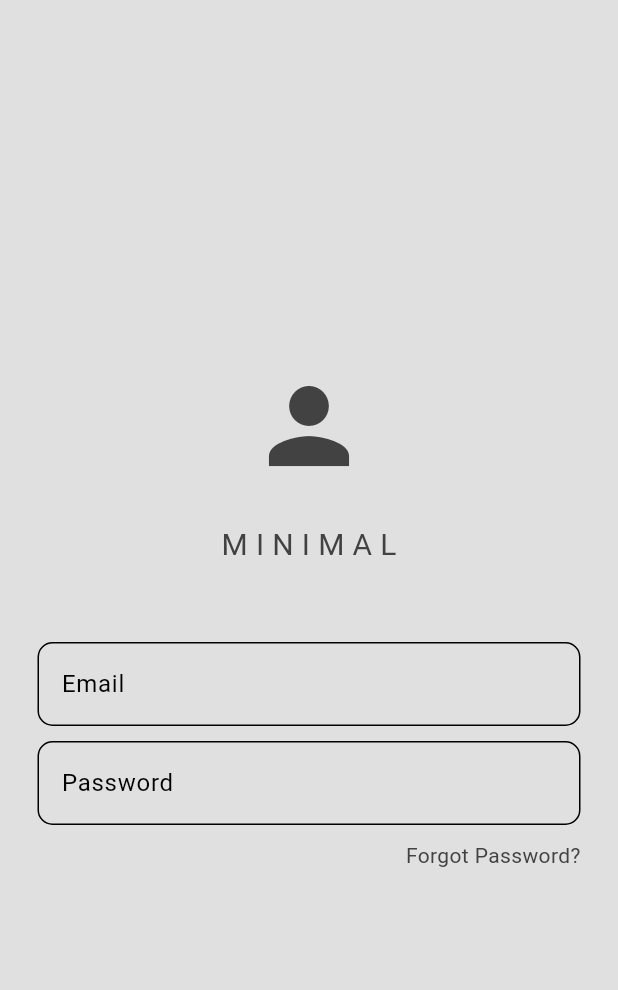
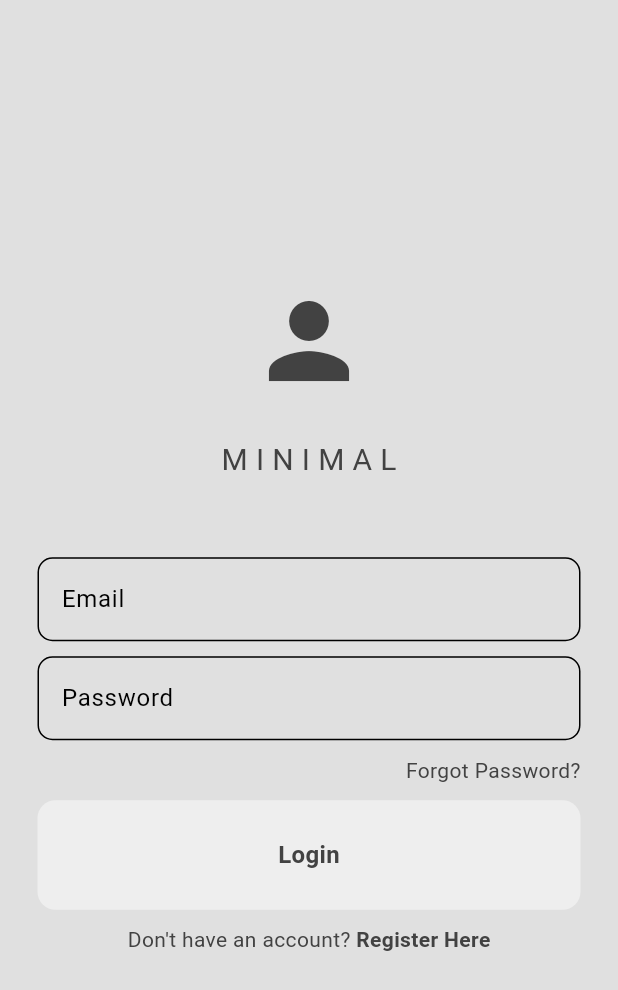
Before and after one commit to MamtaBhatt885/Social_Media_App, a Flutter app: the screen it shows after launch, on a phone screen of 412 x 824 dp. Shown: the top 990 px of the screen. Run offline on Flutter 3.47's test engine with Material 3 defaults, Android fonts, the phone set to English and light mode, and no system bars.

Commit message:
login page completed

```diff
--- /dev/null
+++ b/lib/components/my_button.dart
@@ -0,0 +1,33 @@
+import 'package:flutter/material.dart';
+
+class MyButton extends StatelessWidget {
+  final String text;
+  final void Function()? onTap;
+
+  const MyButton({
+    super.key,
+    required this.text,
+    required this.onTap,
+  });
+
+  @override
+  Widget build(BuildContext context) {
+    return GestureDetector(
+      onTap: onTap,
+      child: Container(
+        decoration: BoxDecoration(
+          color: Theme.of(context).colorScheme.primary,
+          borderRadius: BorderRadius.circular(12),
+        ),
+        padding: const EdgeInsets.all(25),
+        child: Center(
+          child: Text(text,
+              style: const TextStyle(
+                fontWeight: FontWeight.bold,
+                fontSize: 16,
+              )),
+        ),
+      ),
+    );
+  }
+}
--- a/lib/pages/login_page.dart
+++ b/lib/pages/login_page.dart
@@ -1,12 +1,16 @@
 import 'package:flutter/material.dart';
+import 'package:social_media_app/components/my_button.dart';
 import 'package:social_media_app/components/my_textfield.dart';
 
 class LoginPage extends StatelessWidget {
 // text controller
-  TextEditingController emailController = TextEditingController();
-  TextEditingController passwordController = TextEditingController();
+  final TextEditingController emailController = TextEditingController();
+  final TextEditingController passwordController = TextEditingController();
 
   LoginPage({super.key});
+
+  //login method
+  void login() {}
 
   @override
   Widget build(BuildContext context) {
@@ -50,6 +54,7 @@ class LoginPage extends StatelessWidget {
                   controller: passwordController),
 
               const SizedBox(height: 10),
+
               // forgot password
               Row(
                 mainAxisAlignment: MainAxisAlignment.end,
@@ -60,10 +65,34 @@ class LoginPage extends StatelessWidget {
                         color: Theme.of(context).colorScheme.secondary),
                   ),
                 ],
+              ),
+              SizedBox(
+                height: 10,
+              ),
+              //sign in button
+              MyButton(text: 'Login', onTap: login),
+
+              SizedBox(
+                height: 10,
+              ),
+              //don't have an account? Register here
+              Row(
+                mainAxisAlignment: MainAxisAlignment.center,
+                children: [
+                  Text(
+                    "Don't have an account? ",
+                    style: TextStyle(
+                        color: Theme.of(context).colorScheme.secondary),
+                  ),
+                  GestureDetector(
+                    onTap: (){},
+                    child: const Text(
+                      "Register Here",
+                      style: TextStyle(fontWeight: FontWeight.bold),
+                    ),
+                  ),
+                ],
               )
-              //sign in button
-
-              //don't have an account? Register here
             ],
           ),
         ),
```
